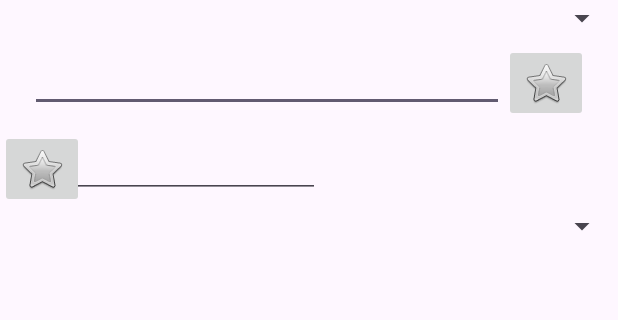
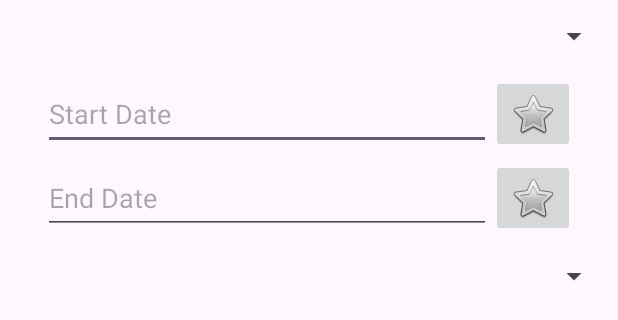
Before and after one commit to Bangeunseong/Project_NiyakNeyak, an Android app: the layout dialog_fragment_filter.xml on its own in the app's theme, with its tools: preview values and no code run, on a phone screen of 412 x 824 dp. Shown: the top 320 px of the screen. Run offline under Robolectric (Android 15) with nearby library versions, the phone set to English and light mode, and no system bars.

Commit message:
Added Filtering Options

```diff
--- a/app/src/main/res/layout/dialog_fragment_filter.xml
+++ b/app/src/main/res/layout/dialog_fragment_filter.xml
@@ -7,42 +7,57 @@
     tools:context=".main.fragment.FilterDialogFragment"
     >
 
+    <androidx.constraintlayout.widget.ConstraintLayout
+        android:id="@+id/filter_input_layout"
+        android:layout_width="match_parent"
+        android:layout_height="wrap_content"
+        android:layout_marginHorizontal="5dp"
+        app:layout_constraintStart_toStartOf="parent"
+        app:layout_constraintEnd_toEndOf="parent"
+        app:layout_constraintTop_toTopOf="parent"
+        app:layout_constraintBottom_toBottomOf="parent"
+        app:layout_constraintVertical_bias="0">
+
         <Spinner
             android:id="@+id/spinner"
-        android:layout_width="match_parent"
-        android:layout_height="wrap_content"
+            android:layout_width="0dp"
+            android:layout_height="48dp"
             app:layout_constraintTop_toTopOf="parent"
             app:layout_constraintBottom_toTopOf="@id/change_start_date_layout"
-        app:layout_constraintVertical_bias="0"
-        app:layout_constraintVertical_chainStyle="packed"/>
+            app:layout_constraintStart_toStartOf="parent"
+            app:layout_constraintEnd_toEndOf="parent"/>
 
         <androidx.constraintlayout.widget.ConstraintLayout
             android:id="@+id/change_start_date_layout"
             android:layout_width="match_parent"
             android:layout_height="wrap_content"
-        android:paddingHorizontal="20dp"
-        android:paddingVertical="5dp"
+            android:paddingVertical="2dp"
             app:layout_constraintTop_toBottomOf="@id/spinner"
-        app:layout_constraintBottom_toTopOf="@id/change_end_date_layout">
+            app:layout_constraintBottom_toTopOf="@id/change_end_date_layout"
+            app:layout_constraintStart_toStartOf="parent"
+            app:layout_constraintEnd_toEndOf="parent">
 
             <EditText
                 android:id="@+id/start_date_time"
-            android:layout_width="0dp"
-            android:layout_height="match_parent"
-            android:ems="10"
+                android:layout_width="wrap_content"
+                android:layout_height="48dp"
+                android:ems="14"
+                android:hint="@string/dialog_filter_start_date_text"
                 android:inputType="datetime"
-            android:hint=""
+                app:layout_constraintBottom_toBottomOf="parent"
+                app:layout_constraintEnd_toStartOf="@id/change_start_date_btn"
+                app:layout_constraintHorizontal_chainStyle="packed"
                 app:layout_constraintStart_toStartOf="parent"
-            app:layout_constraintEnd_toStartOf="@id/change_start_date_btn"
-            app:layout_constraintHorizontal_chainStyle="spread" />
+                app:layout_constraintTop_toTopOf="parent" />
 
             <ImageButton
                 android:id="@+id/change_start_date_btn"
                 android:layout_width="wrap_content"
                 android:layout_height="match_parent"
+                android:contentDescription="@string/dialog_filter_start_date_btn_desc"
                 android:src="@android:drawable/btn_star"
-            app:layout_constraintStart_toEndOf="@id/start_date_time"
-            app:layout_constraintEnd_toEndOf="parent"/>
+                app:layout_constraintEnd_toEndOf="parent"
+                app:layout_constraintStart_toEndOf="@id/start_date_time" />
 
         </androidx.constraintlayout.widget.ConstraintLayout>
 
@@ -50,30 +65,44 @@
             android:id="@+id/change_end_date_layout"
             android:layout_width="match_parent"
             android:layout_height="wrap_content"
+            android:paddingVertical="2dp"
             app:layout_constraintTop_toBottomOf="@id/change_start_date_layout"
-        app:layout_constraintBottom_toTopOf="@id/spinner3">
+            app:layout_constraintBottom_toTopOf="@id/spinner3"
+            app:layout_constraintStart_toStartOf="parent"
+            app:layout_constraintEnd_toEndOf="parent">
 
             <EditText
-            android:id="@+id/editTextText"
+                android:id="@+id/end_date_time"
                 android:layout_width="wrap_content"
-            android:layout_height="wrap_content"
-            android:ems="10"
-            android:inputType="text"
-            android:text="Name" />
+                android:layout_height="48dp"
+                android:ems="14"
+                android:hint="@string/dialog_filter_end_date_text"
+                android:inputType="datetime"
+                app:layout_constraintBottom_toBottomOf="parent"
+                app:layout_constraintEnd_toStartOf="@id/change_end_date_btn"
+                app:layout_constraintHorizontal_chainStyle="packed"
+                app:layout_constraintStart_toStartOf="parent"
+                app:layout_constraintTop_toTopOf="parent" />
 
             <ImageButton
-            android:id="@+id/imageButton"
+                android:id="@+id/change_end_date_btn"
                 android:layout_width="wrap_content"
-            android:layout_height="wrap_content"
-            android:src="@android:drawable/btn_star" />
+                android:layout_height="match_parent"
+                android:contentDescription="@string/dialog_filter_end_date_btn_desc"
+                android:src="@android:drawable/btn_star"
+                app:layout_constraintEnd_toEndOf="parent"
+                app:layout_constraintStart_toEndOf="@id/end_date_time" />
 
         </androidx.constraintlayout.widget.ConstraintLayout>
 
         <Spinner
             android:id="@+id/spinner3"
-        android:layout_width="match_parent"
-        android:layout_height="wrap_content"
+            android:layout_width="0dp"
+            android:layout_height="48dp"
             app:layout_constraintTop_toBottomOf="@id/change_end_date_layout"
-        app:layout_constraintBottom_toBottomOf="parent"/>
+            app:layout_constraintBottom_toBottomOf="parent"
+            app:layout_constraintStart_toStartOf="parent"
+            app:layout_constraintEnd_toEndOf="parent" />
+    </androidx.constraintlayout.widget.ConstraintLayout>
 
 </androidx.constraintlayout.widget.ConstraintLayout>
--- a/app/src/main/res/values/strings.xml
+++ b/app/src/main/res/values/strings.xml
@@ -79,6 +79,11 @@
 
     <string name="action_open_check_list">Click to open check list!</string>
 
+    <string name="dialog_filter_start_date_text">Start Date</string>
+    <string name="dialog_filter_end_date_text">End Date</string>
+    <string name="dialog_filter_start_date_btn_desc">Click to select start date.</string>
+    <string name="dialog_filter_end_date_btn_desc">Click to select end date.</string>
+
 
     <!-- Alarm Attributes -->
     <string name="alarm_title">Time to eat pills!</string>
```
Also changed, not shown: app/src/main/java/com/capstone/project_niyakneyak/data/medication_model/MedicineData.kt (+53 -22 lines), app/src/main/java/com/capstone/project_niyakneyak/data/medication_model/MedsData.kt (+2 -34 lines), app/src/main/java/com/capstone/project_niyakneyak/main/activity/MainActivity.kt (+0 -26 lines), app/src/main/java/com/capstone/project_niyakneyak/main/etc/OpenApiFunctions.kt (added, +109 -0 lines). Lines whose indentation alone changed are shown as unchanged.
